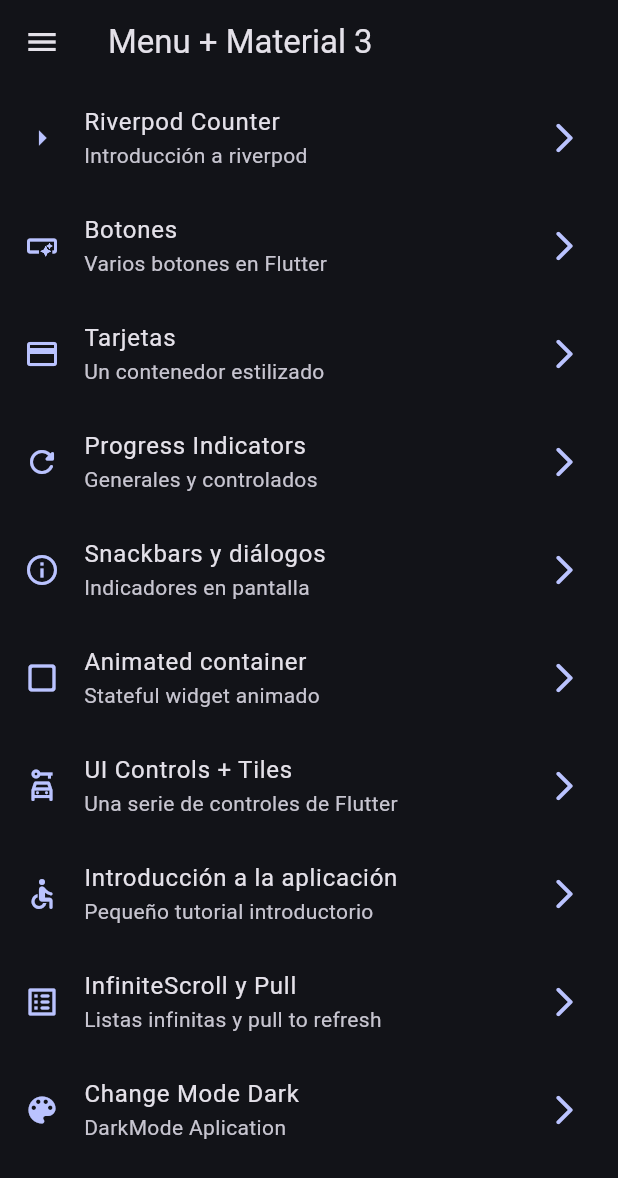
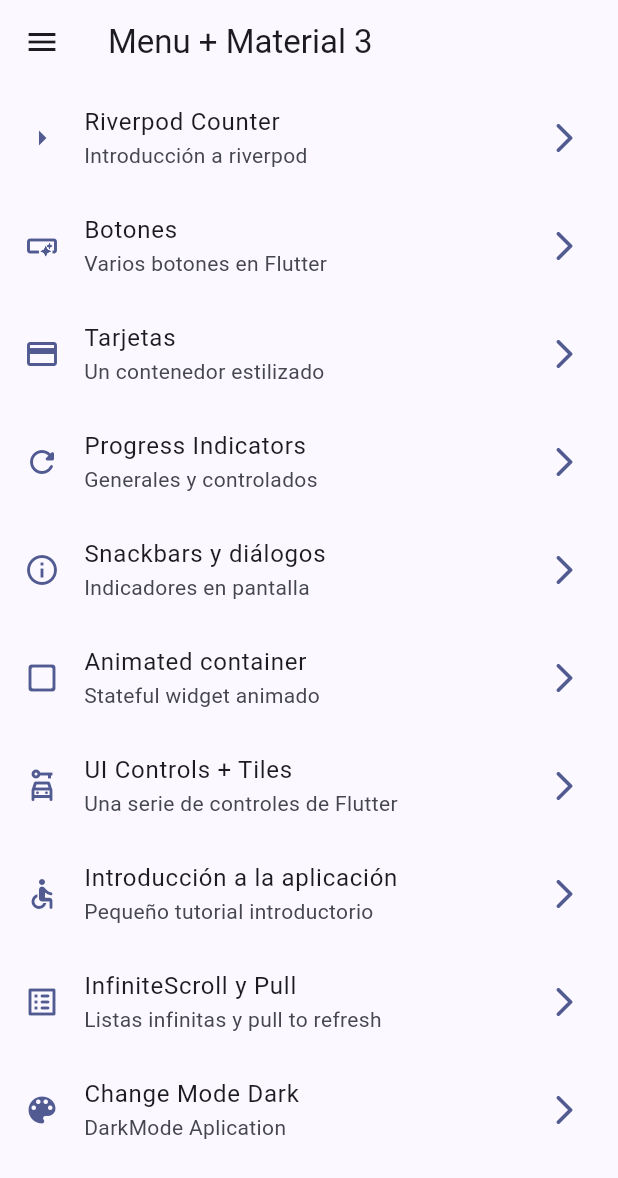
Before and after one commit to ddrakan/curso_flutter_2023_DevTalles, a Flutter app: the screen it shows after launch, on a phone screen of 412 x 824 dp. Shown: the top 1178 px of the screen. Run offline on Flutter 3.47's test engine with Material 2 defaults, Android fonts, the phone set to English and light mode, and no system bars; our stand-ins replace animate_do, flutter_riverpod, go_router.

Commit message:
- GetTheme implementado Se implementa el Darkmode en la toda la app. implement getTheme in app_theme.dart de manera general SelectColor & Darkmode -----------------------

```diff
--- a/widgets_app/lib/main.dart
+++ b/widgets_app/lib/main.dart
@@ -2,6 +2,7 @@ import 'package:flutter/material.dart';
 import 'package:flutter_riverpod/flutter_riverpod.dart';
 import 'package:widgets_app/config/router/app_router.dart';
 import 'package:widgets_app/config/theme/app_theme.dart';
+import 'package:widgets_app/presentation/providers/theme_provider.dart';
 
 
 void main() {
@@ -12,17 +13,22 @@ void main() {
   );
 }
 
-class WidgetsApp extends StatelessWidget {
+class WidgetsApp extends ConsumerWidget {
   const WidgetsApp({super.key});
 
   // This widget is the root of your application.
   @override
-  Widget build(BuildContext context) {
+  Widget build(BuildContext context, WidgetRef ref) {
+    final isDarkmode = ref.watch(isDarkmodeProvider);
+    final selectedColor = ref.watch(selectedColorProvider);
+
     return MaterialApp.router(
       title: 'Flutter Widget',
       routerConfig: appRouter,
       debugShowCheckedModeBanner: false,
-      theme: AppTheme(selectedColor: 0, isDarkmode: true ).getTheme(),
+      theme: AppTheme(
+          selectedColor: selectedColor,
+          isDarkmode: isDarkmode ).getTheme(),
 
 
       // home: const HomeScreen(),
```
